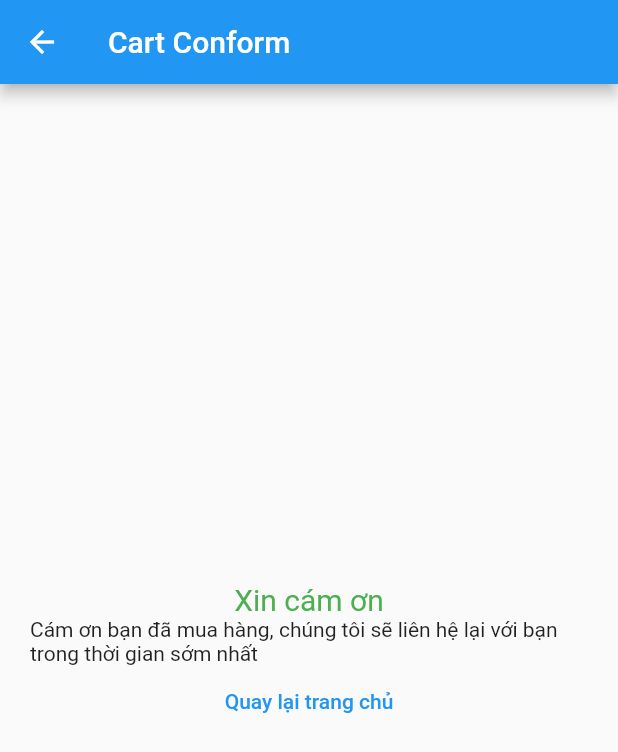
After one commit to vuongtranitc/app_flutter_29092022, a Flutter app: the CartConform screen opened by its route, on a phone screen of 412 x 824 dp. The commit adds this screen. Shown: the top 752 px of the screen. Run offline on Flutter 3.47's test engine with Material 2 defaults, Android fonts, the phone set to English and light mode, and no system bars; our stand-ins replace dio, equatable, flutter_spinkit, lottie, rxdart, shared_preferences; accounts and stored records are empty.

Commit message:
complete with order conform

```diff
--- a/lib/main.dart
+++ b/lib/main.dart
@@ -1,4 +1,5 @@
 import 'package:appp_sale_29092022/data/datasources/local/cache/app_cache.dart';
+import 'package:appp_sale_29092022/presentation/features/cart/cart_comform.dart';
 import 'package:appp_sale_29092022/presentation/features/cart/cart_page.dart';
 import 'package:appp_sale_29092022/presentation/features/home/home_page.dart';
 import 'package:appp_sale_29092022/presentation/features/sign_in/sign_in_page.dart';
@@ -26,6 +27,7 @@ class MyApp extends StatelessWidget {
         "sign-up": (context) => SignUpPage(),
         "splash": (context) => const SplashPage(),
         "home": (context) => const HomePage(),
+        "cart-conform": (context) => const CartConform()
       },
       initialRoute: "splash",
     );
--- /dev/null
+++ b/lib/presentation/features/cart/cart_comform.dart
@@ -0,0 +1,32 @@
+import 'package:appp_sale_29092022/presentation/features/home/home_page.dart';
+import 'package:flutter/material.dart';
+
+class CartConform extends StatelessWidget {
+  const CartConform({Key? key}) : super(key: key);
+
+  @override
+  Widget build(BuildContext context) {
+    return Scaffold(
+      appBar: AppBar(title: const Text("Cart Conform",textAlign: TextAlign.center,),),
+      body: Center(
+        child: Container(
+          padding: EdgeInsets.all(20),
+          child: Column(
+            mainAxisAlignment: MainAxisAlignment.center,
+            children: [
+              const Text("Xin cám ơn", style: TextStyle(fontSize: 20,color: Colors.green),),
+              const Text("Cám ơn bạn đã mua hàng, chúng tôi sẽ liên hệ lại với bạn trong thời gian sớm nhất"),
+              TextButton(onPressed: (){
+                Navigator.pushAndRemoveUntil(
+                    context,
+                    MaterialPageRoute(builder: (BuildContext context) => const HomePage()),
+                    ModalRoute.withName('/')
+                );
+              }, child: Text("Quay lại trang chủ"))
+            ],
+          ),
+        ),
+      ),
+    );
+  }
+}
--- a/lib/presentation/features/home/home_bloc.dart
+++ b/lib/presentation/features/home/home_bloc.dart
@@ -68,9 +68,9 @@ class HomeBloc extends BaseBloc {
   }
 
   void _getCartOnAppbar() async{
+    String cartId = AppCache.getString(VariableConstant.cartId);
 
-    String cartId = AppCache.getString(VariableConstant.cartId);
-    if(cartId.isEmpty){
+    if(cartId.isEmpty || cartId == "cartId"){
       var getCartId = _cartRepo.getCartId();
       getCartId.then( (res) {
         AppCache.setString(key: VariableConstant.cartId,value: res);
@@ -78,6 +78,7 @@ class HomeBloc extends BaseBloc {
         onError: (err) => cartId = "cartId"
       );
     }
+
     var products = _cartRepo.getCartProducts();
     _statusAddToCartController.add(true);
     products.then((res) {
--- a/lib/presentation/features/home/home_page.dart
+++ b/lib/presentation/features/home/home_page.dart
@@ -1,7 +1,9 @@
 import 'package:appp_sale_29092022/common/bases/base_widget.dart';
 import 'package:appp_sale_29092022/common/constants/api_constant.dart';
+import 'package:appp_sale_29092022/common/constants/variable_constant.dart';
 import 'package:appp_sale_29092022/common/utils/extension.dart';
 import 'package:appp_sale_29092022/common/widgets/loading_widget.dart';
+import 'package:appp_sale_29092022/data/datasources/local/cache/app_cache.dart';
 import 'package:appp_sale_29092022/data/datasources/remote/api_request.dart';
 import 'package:appp_sale_29092022/data/model/product.dart';
 import 'package:appp_sale_29092022/data/repositories/product_repository.dart';
```
Also changed, not shown: lib/data/repositories/cart_repository.dart (+18 -6 lines), lib/presentation/features/cart/cart_bloc.dart (+28 -1 lines), lib/presentation/features/cart/cart_event.dart (+10 -0 lines), lib/presentation/features/cart/cart_page.dart (+18 -4 lines).
